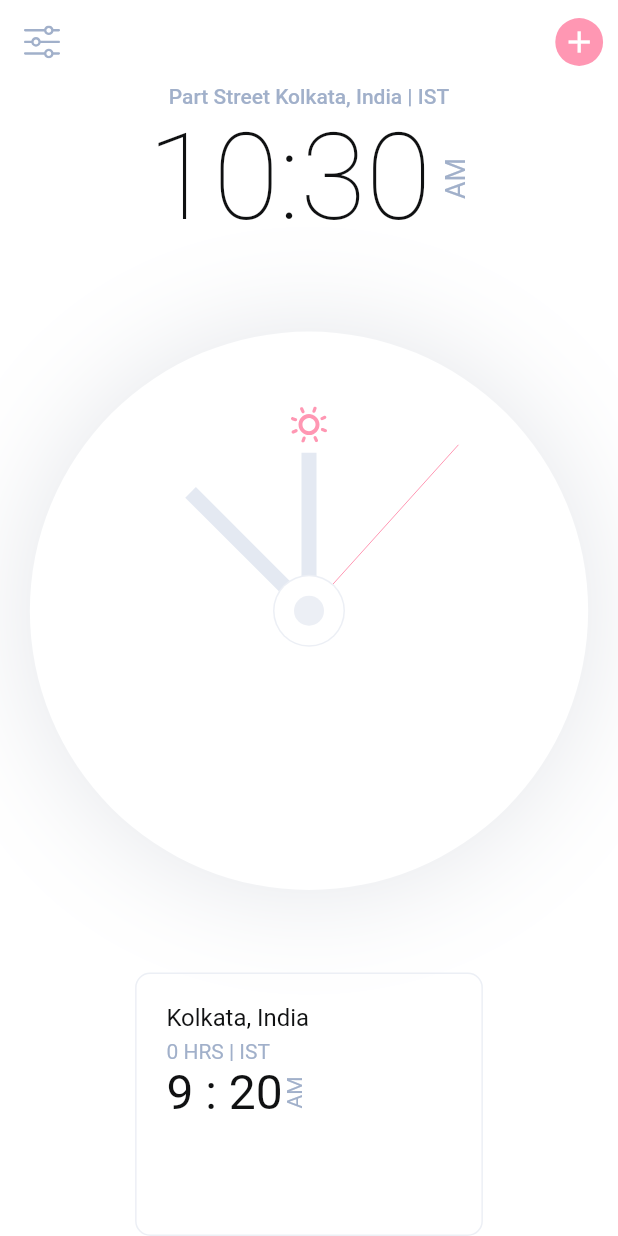
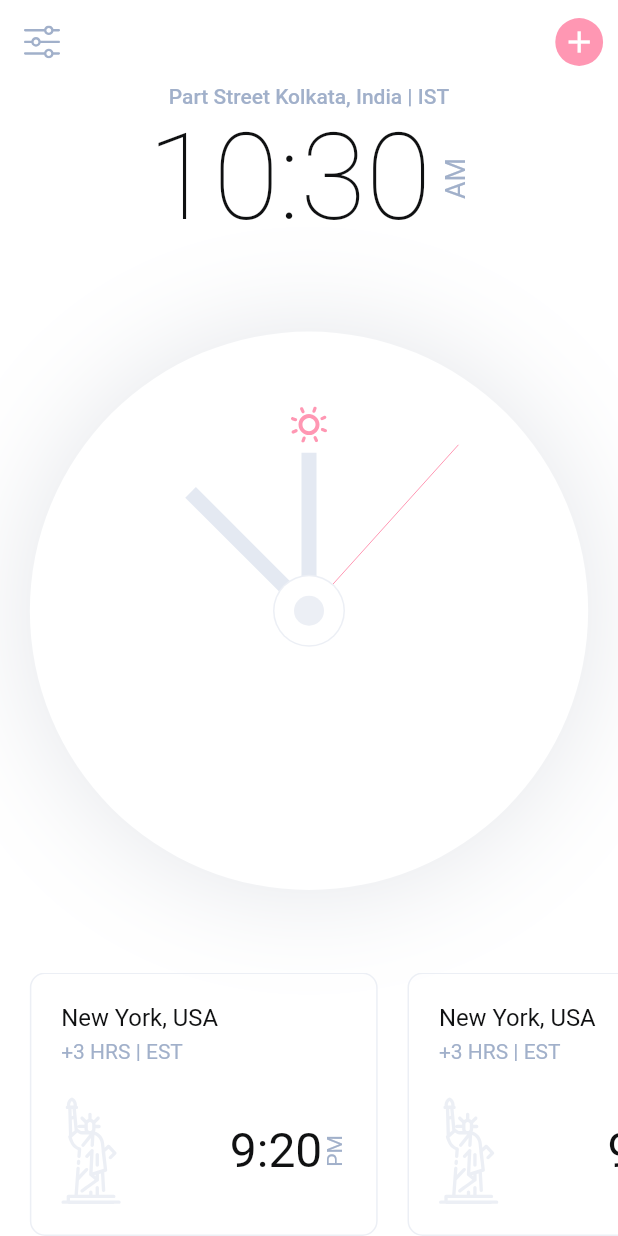
Before and after one commit to ArchishmanSengupta/Big-Ben, a Flutter app: the screen it shows after launch, on a phone screen of 412 x 824 dp. Run offline on Flutter 3.47's test engine with Material 2 defaults, Android fonts, the phone set to English and light mode, and no system bars; our stand-ins replace flutter_svg, google_fonts.

Commit message:
slider made

```diff
--- a/lib/screens/components/body.dart
+++ b/lib/screens/components/body.dart
@@ -1,5 +1,6 @@
 import 'package:analog_clock/size_config.dart';
 import 'package:flutter/material.dart';
+import 'package:flutter_svg/flutter_svg.dart';
 
 import 'clock.dart';
 import 'time_in_hour_and_minute.dart';
@@ -18,7 +19,50 @@ class Body extends StatelessWidget {
             Spacer(),
             Clock(),
             Spacer(),
-            SizedBox(
+            SingleChildScrollView(
+              scrollDirection: Axis.horizontal,
+              child: Row(
+                children: [
+                  CountryCard(
+                    country: "New York, USA",
+                    timeZone: "+3 HRS | EST",
+                    iconSrc: "assets/icons/Liberty.svg",
+                    time: "9:20",
+                    period: "PM",
+                  ),
+                  CountryCard(
+                    country: "New York, USA",
+                    timeZone: "+3 HRS | EST",
+                    iconSrc: "assets/icons/Liberty.svg",
+                    time: "9:20",
+                    period: "PM",
+                  ),
+                ],
+              ),
+            )
+          ],
+        ),
+      ),
+    );
+  }
+}
+
+class CountryCard extends StatelessWidget {
+  const CountryCard({
+    Key key,
+    @required this.country,
+    @required this.timeZone,
+    @required this.iconSrc,
+    @required this.time,
+    @required this.period,
+  }) : super(key: key);
+  final String country, timeZone, iconSrc, time, period;
+
+  @override
+  Widget build(BuildContext context) {
+    return Padding(
+      padding: EdgeInsets.only(left: getProportionateScreenWidth(20)),
+      child: SizedBox(
         width: getProportionateScreenWidth(233),
         child: AspectRatio(
           aspectRatio: 1.32,
@@ -34,21 +78,29 @@ class Body extends StatelessWidget {
               crossAxisAlignment: CrossAxisAlignment.start,
               children: [
                 Text(
-                        "Kolkata, India",
-                        style: Theme.of(context).textTheme.headline4.copyWith(
-                            fontSize: getProportionateScreenWidth(16)),
+                  country,
+                  style: Theme.of(context)
+                      .textTheme
+                      .headline4
+                      .copyWith(fontSize: getProportionateScreenWidth(16)),
                 ),
                 SizedBox(height: 5),
-                      Text("0 HRS | IST"),
+                Text(timeZone),
+                Spacer(),
                 Row(
                   children: [
+                    SvgPicture.asset(
+                      iconSrc,
+                      width: getProportionateScreenWidth(40),
+                    ),
+                    Spacer(),
                     Text(
-                            "9 : 20",
+                      time,
                       style: Theme.of(context).textTheme.headline4,
                     ),
                     RotatedBox(
                       quarterTurns: 3,
-                            child: Text("AM"),
+                      child: Text(period),
                     ),
                   ],
                 )
@@ -56,9 +108,6 @@ class Body extends StatelessWidget {
             ),
           ),
         ),
-            )
-          ],
-        ),
       ),
     );
   }
```
Lines whose indentation alone changed are shown as unchanged.
